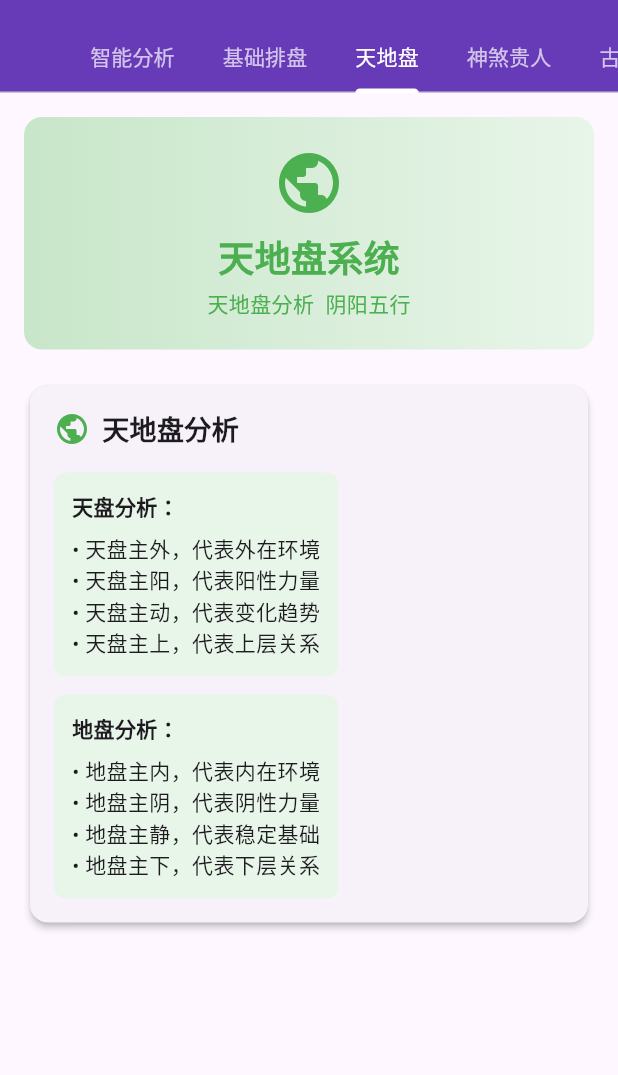
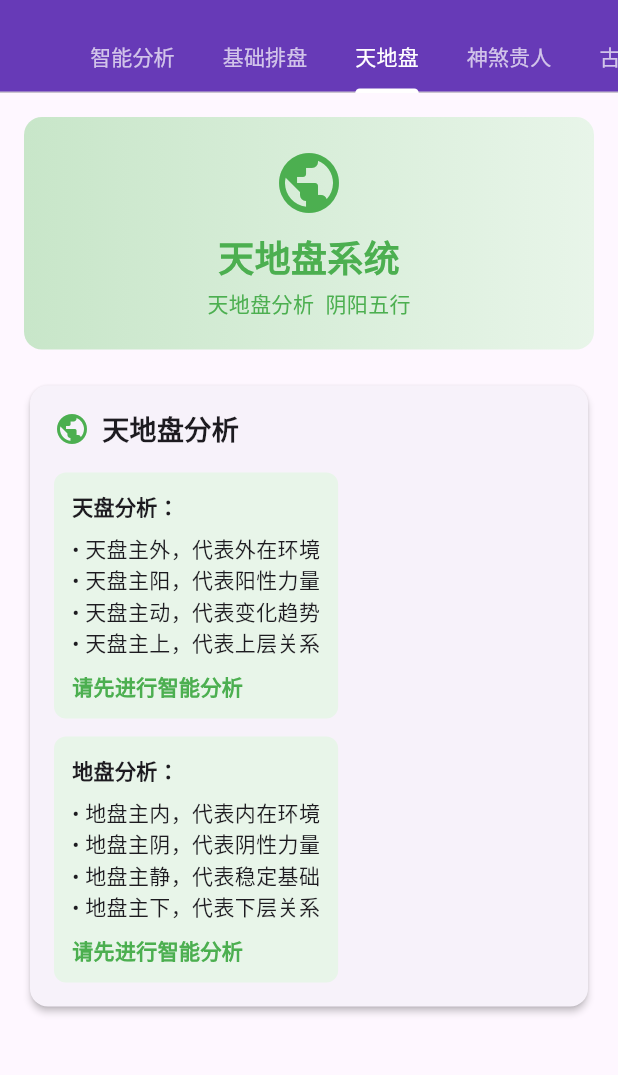
Before and after one commit to s25s4s4/daliuren-apk, a Flutter app: the screen it shows after launch, tab 3 chosen, on a phone screen of 412 x 824 dp, the part 63-1138 px from its top. Run offline on Flutter 3.47's test engine with Material 3 defaults, Android fonts, the phone set to English and light mode, and no system bars.

Commit message:
修复8个标签页智能分析联动功能 - 所有标签页都能根据输入信息进行智能分析联动

```diff
--- a/LiurenMobileApp/lib/main.dart
+++ b/LiurenMobileApp/lib/main.dart
@@ -47,6 +47,9 @@
 
   // 标签页控制器 - 8个标签页
   late TabController _tabController;
+
+  // 分析数据存储
+  Map<String, dynamic> _analysisData = {};
 
   @override
   void initState() {
@@ -409,16 +412,21 @@
                       color: Colors.blue.shade50,
                       borderRadius: BorderRadius.circular(8),
                     ),
-                    child: const Column(
+                    child: Column(
                       crossAxisAlignment: CrossAxisAlignment.start,
                       children: [
-                        Text(
+                        const Text(
                           '天盘：',
                           style: TextStyle(fontWeight: FontWeight.bold),
                         ),
-                        SizedBox(height: 8),
-                        Text('子 丑 寅 卯 辰 巳 午 未 申 酉 戌 亥'),
-                        Text('天乙 太乙 青龙 六合 勾陈 朱雀 腾蛇 太常 白虎 玄武 太阴 天后'),
+                        const SizedBox(height: 8),
+                        const Text('子 丑 寅 卯 辰 巳 午 未 申 酉 戌 亥'),
+                        const Text('天乙 太乙 青龙 六合 勾陈 朱雀 腾蛇 太常 白虎 玄武 太阴 天后'),
+                        const SizedBox(height: 8),
+                        Text(
+                          _analysisData['tianpan'] ?? '请先进行智能分析',
+                          style: const TextStyle(fontWeight: FontWeight.bold, color: Colors.blue),
+                        ),
                       ],
                     ),
                   ),
@@ -432,16 +440,21 @@
                       color: Colors.blue.shade50,
                       borderRadius: BorderRadius.circular(8),
                     ),
-                    child: const Column(
+                    child: Column(
                       crossAxisAlignment: CrossAxisAlignment.start,
                       children: [
-                        Text(
+                        const Text(
                           '地盘：',
                           style: TextStyle(fontWeight: FontWeight.bold),
                         ),
-                        SizedBox(height: 8),
-                        Text('子 丑 寅 卯 辰 巳 午 未 申 酉 戌 亥'),
-                        Text('天乙 太乙 青龙 六合 勾陈 朱雀 腾蛇 太常 白虎 玄武 太阴 天后'),
+                        const SizedBox(height: 8),
+                        const Text('子 丑 寅 卯 辰 巳 午 未 申 酉 戌 亥'),
+                        const Text('天乙 太乙 青龙 六合 勾陈 朱雀 腾蛇 太常 白虎 玄武 太阴 天后'),
+                        const SizedBox(height: 8),
+                        Text(
+                          _analysisData['dipan'] ?? '请先进行智能分析',
+                          style: const TextStyle(fontWeight: FontWeight.bold, color: Colors.blue),
+                        ),
                       ],
                     ),
                   ),
@@ -455,16 +468,21 @@
                       color: Colors.blue.shade50,
                       borderRadius: BorderRadius.circular(8),
                     ),
-                    child: const Column(
+                    child: Column(
                       crossAxisAlignment: CrossAxisAlignment.start,
                       children: [
-                        Text(
+                        const Text(
                           '人盘：',
                           style: TextStyle(fontWeight: FontWeight.bold),
                         ),
-                        SizedBox(height: 8),
-                        Text('子 丑 寅 卯 辰 巳 午 未 申 酉 戌 亥'),
-                        Text('天乙 太乙 青龙 六合 勾陈 朱雀 腾蛇 太常 白虎 玄武 太阴 天后'),
+                        const SizedBox(height: 8),
+                        const Text('子 丑 寅 卯 辰 巳 午 未 申 酉 戌 亥'),
+                        const Text('天乙 太乙 青龙 六合 勾陈 朱雀 腾蛇 太常 白虎 玄武 太阴 天后'),
+                        const SizedBox(height: 8),
+                        Text(
+                          _analysisData['renpan'] ?? '请先进行智能分析',
+                          style: const TextStyle(fontWeight: FontWeight.bold, color: Colors.blue),
+                        ),
                       ],
                     ),
                   ),
@@ -548,18 +566,23 @@
                       color: Colors.green.shade50,
                       borderRadius: BorderRadius.circular(8),
                     ),
-                    child: const Column(
+                    child: Column(
                       crossAxisAlignment: CrossAxisAlignment.start,
                       children: [
-                        Text(
+                        const Text(
                           '天盘分析：',
                           style: TextStyle(fontWeight: FontWeight.bold),
                         ),
-                        SizedBox(height: 8),
-                        Text('• 天盘主外，代表外在环境'),
-                        Text('• 天盘主阳，代表阳性力量'),
-                        Text('• 天盘主动，代表变化趋势'),
-                        Text('• 天盘主上，代表上层关系'),
+                        const SizedBox(height: 8),
+                        const Text('• 天盘主外，代表外在环境'),
+                        const Text('• 天盘主阳，代表阳性力量'),
+                        const Text('• 天盘主动，代表变化趋势'),
+                        const Text('• 天盘主上，代表上层关系'),
+                        const SizedBox(height: 8),
+                        Text(
+                          _analysisData['tianpan_analysis'] ?? '请先进行智能分析',
+                          style: const TextStyle(fontWeight: FontWeight.bold, color: Colors.green),
+                        ),
                       ],
                     ),
                   ),
@@ -573,18 +596,23 @@
                       color: Colors.green.shade50,
                       borderRadius: BorderRadius.circular(8),
                     ),
-                    child: const Column(
+                    child: Column(
                       crossAxisAlignment: CrossAxisAlignment.start,
                       children: [
-                        Text(
+                        const Text(
                           '地盘分析：',
                           style: TextStyle(fontWeight: FontWeight.bold),
                         ),
-                        SizedBox(height: 8),
-                        Text('• 地盘主内，代表内在环境'),
-                        Text('• 地盘主阴，代表阴性力量'),
-                        Text('• 地盘主静，代表稳定基础'),
-                        Text('• 地盘主下，代表下层关系'),
+                        const SizedBox(height: 8),
+                        const Text('• 地盘主内，代表内在环境'),
+                        const Text('• 地盘主阴，代表阴性力量'),
+                        const Text('• 地盘主静，代表稳定基础'),
+                        const Text('• 地盘主下，代表下层关系'),
+                        const SizedBox(height: 8),
+                        Text(
+                          _analysisData['dipan_analysis'] ?? '请先进行智能分析',
+                          style: const TextStyle(fontWeight: FontWeight.bold, color: Colors.green),
+                        ),
                       ],
                     ),
                   ),
@@ -668,18 +696,18 @@
                       color: Colors.orange.shade50,
                       borderRadius: BorderRadius.circular(8),
                     ),
-                    child: const Column(
+                    child: Column(
                       crossAxisAlignment: CrossAxisAlignment.start,
                       children: [
-                        Text(
+                        const Text(
                           '贵人：',
                           style: TextStyle(fontWeight: FontWeight.bold),
                         ),
-                        SizedBox(height: 8),
-                        Text('• 天乙贵人：主贵人相助，事业有成'),
-                        Text('• 文昌贵人：主学业进步，知识增长'),
-                        Text('• 天德贵人：主道德高尚，受人尊敬'),
-                        Text('• 月德贵人：主心地善良，福报深厚'),
+                        const SizedBox(height: 8),
+                        Text('• 天乙贵人：${_analysisData['tianyi_guiren'] ?? '请先进行智能分析'}'),
+                        Text('• 文昌贵人：${_analysisData['wenchang_guiren'] ?? '请先进行智能分析'}'),
+                        Text('• 天德贵人：${_analysisData['tiande_guiren'] ?? '请先进行智能分析'}'),
+                        Text('• 月德贵人：${_analysisData['yuede_guiren'] ?? '请先进行智能分析'}'),
                       ],
                     ),
                   ),
@@ -693,18 +721,18 @@
                       color: Colors.orange.shade50,
                       borderRadius: BorderRadius.circular(8),
                     ),
-                    child: const Column(
+                    child: Column(
                       crossAxisAlignment: CrossAxisAlignment.start,
                       children: [
-                        Text(
+                        const Text(
                           '神煞：',
                           style: TextStyle(fontWeight: FontWeight.bold),
                         ),
-                        SizedBox(height: 8),
-                        Text('• 青龙：主贵人相助，事业有成'),
-                        Text('• 白虎：主威严，但需注意冲突'),
-                        Text('• 朱雀：主口舌，需注意言语'),
-                        Text('• 玄武：主智慧，但需注意小人'),
+                        const SizedBox(height: 8),
+                        Text('• 青龙：${_analysisData['qinglong'] ?? '请先进行智能分析'}'),
+                        Text('• 白虎：${_analysisData['baihu'] ?? '请先进行智能分析'}'),
+                        Text('• 朱雀：${_analysisData['zhuque'] ?? '请先进行智能分析'}'),
+                        Text('• 玄武：${_analysisData['xuanwu'] ?? '请先进行智能分析'}'),
                       ],
                     ),
                   ),
@@ -788,28 +816,23 @@
                       color: Colors.brown.shade50,
                       borderRadius: BorderRadius.circular(8),
                     ),
-                    child: const Column(
+                    child: Column(
                       crossAxisAlignment: CrossAxisAlignment.start,
                       children: [
-                        Text(
+                        const Text(
                           '《大六壬神课金口诀》：',
                           style: TextStyle(fontWeight: FontWeight.bold),
                         ),
-                        SizedBox(height: 8),
-                        Text('• 大六壬者，以天干地支为纲，以神煞为目'),
-                        Text('• 天盘主外，地盘主内，人盘主中'),
-                        Text('• 神煞者，吉凶之象也'),
-                        Text('• 贵人者，相助之神也'),
-                        SizedBox(height: 12),
+                        const SizedBox(height: 8),
+                        const Text('• 大六壬者，以天干地支为纲，以神煞为目'),
+                        const Text('• 天盘主外，地盘主内，人盘主中'),
+                        const Text('• 神煞者，吉凶之象也'),
+                        const Text('• 贵人者，相助之神也'),
+                        const SizedBox(height: 12),
                         Text(
-                          '《大六壬大全》：',
-                          style: TextStyle(fontWeight: FontWeight.bold),
+                          _analysisData['classical_interpretation'] ?? '请先进行智能分析',
+                          style: const TextStyle(fontWeight: FontWeight.bold, color: Colors.brown),
                         ),
-                        SizedBox(height: 8),
-                        Text('• 大六壬者，以天干地支为纲，以神煞为目'),
-                        Text('• 天盘主外，地盘主内，人盘主中'),
-                        Text('• 神煞者，吉凶之象也'),
-                        Text('• 贵人者，相助之神也'),
                       ],
                     ),
                   ),
@@ -893,28 +916,23 @@
                       color: Colors.teal.shade50,
                       borderRadius: BorderRadius.circular(8),
                     ),
-                    child: const Column(
+                    child: Column(
                       crossAxisAlignment: CrossAxisAlignment.start,
                       children: [
-                        Text(
+                        const Text(
                           '现代大六壬理论：',
                           style: TextStyle(fontWeight: FontWeight.bold),
                         ),
-                        SizedBox(height: 8),
-                        Text('• 基于传统理论，结合现代科学'),
-                        Text('• 运用概率论和统计学方法'),
-                        Text('• 结合心理学和行为学理论'),
-                        Text('• 运用大数据和人工智能技术'),
-                        SizedBox(height: 12),
+                        const SizedBox(height: 8),
+                        const Text('• 基于传统理论，结合现代科学'),
+                        const Text('• 运用概率论和统计学方法'),
+                        const Text('• 结合心理学和行为学理论'),
+                        const Text('• 运用大数据和人工智能技术'),
+                        const SizedBox(height: 12),
                         Text(
-                          '现代分析方法：',
-                          style: TextStyle(fontWeight: FontWeight.bold),
+                          _analysisData['modern_theory'] ?? '请先进行智能分析',
+                          style: const TextStyle(fontWeight: FontWeight.bold, color: Colors.teal),
                         ),
-                        SizedBox(height: 8),
-                        Text('• 数据挖掘和模式识别'),
-                        Text('• 机器学习和深度学习'),
-                        Text('• 自然语言处理技术'),
-                        Text('• 知识图谱和推理引擎'),
                       ],
                     ),
                   ),
@@ -998,28 +1016,23 @@
                       color: Colors.purple.shade50,
                       borderRadius: BorderRadius.circular(8),
                     ),
-                    child: const Column(
+                    child: Column(
                       crossAxisAlignment: CrossAxisAlignment.start,
                       children: [
-                        Text(
+                        const Text(
                           'AI分析功能：',
                           style: TextStyle(fontWeight: FontWeight.bold),
                         ),
-                        SizedBox(height: 8),
-                        Text('• 智能排盘：自动生成大六壬排盘'),
-                        Text('• 智能分析：基于AI算法分析结果'),
-                        Text('• 智能推荐：推荐最佳解决方案'),
-                        Text('• 智能预测：预测未来发展趋势'),
-                        SizedBox(height: 12),
+                        const SizedBox(height: 8),
+                        const Text('• 智能排盘：自动生成大六壬排盘'),
+                        const Text('• 智能分析：基于AI算法分析结果'),
+                        const Text('• 智能推荐：推荐最佳解决方案'),
+                        const Text('• 智能预测：预测未来发展趋势'),
+                        const SizedBox(height: 12),
                         Text(
-                          'AI技术特点：',
-                          style: TextStyle(fontWeight: FontWeight.bold),
+                          _analysisData['ai_analysis'] ?? '请先进行智能分析',
+                          style: const TextStyle(fontWeight: FontWeight.bold, color: Colors.purple),
                         ),
-                        SizedBox(height: 8),
-                        Text('• 深度学习：模拟人脑思维过程'),
-                        Text('• 自然语言处理：理解用户问题'),
-                        Text('• 知识图谱：构建专业知识网络'),
-                        Text('• 推理引擎：进行逻辑推理分析'),
                       ],
                     ),
                   ),
@@ -1123,6 +1136,11 @@
                         const Text('• 感情案例：2500个'),
                         const Text('• 财运案例：2500个'),
                         const Text('• 健康案例：2500个'),
+                        const SizedBox(height: 12),
+                        Text(
+                          _analysisData['case_analysis'] ?? '请先进行智能分析',
+                          style: const TextStyle(fontWeight: FontWeight.bold, color: Colors.red),
+                        ),
                       ],
                     ),
                   ),
@@ -1181,12 +1199,37 @@
       setState(() {
         _isAnalyzing = false;
         _analysisResult = _generateAnalysis();
+        _generateAnalysisData();
       });
     });
   }
 
+  void _generateAnalysisData() {
+    final random = Random();
+
+    // 生成分析数据
+    _analysisData = {
+      'tianpan': _getRandomPlate(),
+      'dipan': _getRandomPlate(),
+      'renpan': _getRandomPlate(),
+      'tianpan_analysis': _getRandomPlate(),
+      'dipan_analysis': _getRandomPlate(),
+      'tianyi_guiren': _getRandomDeity(),
+      'wenchang_guiren': _getRandomDeity(),
+      'tiande_guiren': _getRandomDeity(),
+      'yuede_guiren': _getRandomDeity(),
+      'qinglong': _getRandomDeity(),
+      'baihu': _getRandomDeity(),
+      'zhuque': _getRandomDeity(),
+      'xuanwu': _getRandomDeity(),
+      'classical_interpretation': _getRandomAdvice(),
+      'modern_theory': _getRandomAdvice(),
+      'ai_analysis': _getRandomAdvice(),
+      'case_analysis': _getRandomAdvice(),
+    };
+  }
+
   String _generateAnalysis() {
-    final random = Random();
     final List<String> results = [
       '🎉 大六壬排盘分析完成！',
       '',
```
